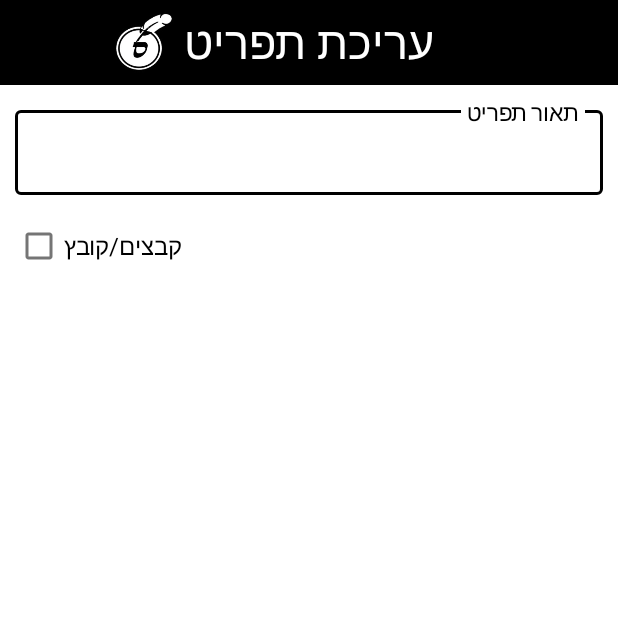
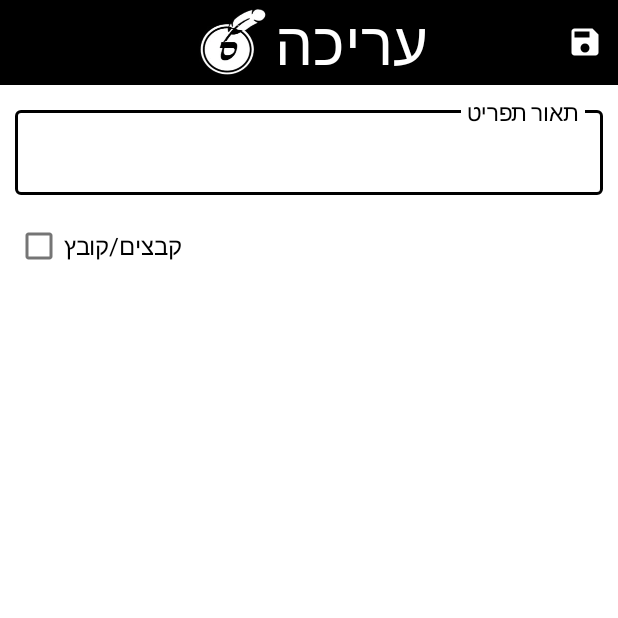
Before and after one commit to moresolutionsapp/soferStam, an Android app: the EditMenu screen opened directly, with no data from a screen before it, on a phone screen of 412 x 824 dp, the top half of it. Run offline under Robolectric (Android 15) with nearby library versions, the phone set to English and light mode, and no system bars.

Commit message:
design changing

```diff
--- a/app/src/main/java/com/yossimor/soferstam/DatabaseHelper.java
+++ b/app/src/main/java/com/yossimor/soferstam/DatabaseHelper.java
@@ -21,11 +21,13 @@ public class DatabaseHelper extends SQLiteOpenHelper {
     public static final String last_parent_id = "last_parent_id";
     public static final String last_tab_num = "last_tab_num";
     public static final String zoom_size = "zoom_size";
+    public static final String image_size = "image_size";
     // Creating table query
     private static final String CREATE_TABLE_control =
             "create table IF NOT EXISTS " + control +
                     "(" + last_parent_id + " int , "
                     + last_tab_num + " int ,"
+                    + image_size + " int ,"
                     + zoom_size + " numeric(4,9) " +
                     ");";
 
@@ -50,7 +52,7 @@ public class DatabaseHelper extends SQLiteOpenHelper {
                     "(" + _id + " INTEGER PRIMARY KEY AUTOINCREMENT , "
                     + parent_id + " int , "
                     + menu_desc + " text ,"
-                    + child_is_files + " int ,"
+                    + child_is_files + " int DEFAULT 1 ,"
                     + is_files + " int ,"
                     + page_no + " int " +
                     ");";
--- a/app/src/main/java/com/yossimor/soferstam/EditMenu.java
+++ b/app/src/main/java/com/yossimor/soferstam/EditMenu.java
@@ -68,7 +68,7 @@ public class EditMenu extends AppCompatActivity {
         Toolbar toolbar = findViewById(R.id.my_toolbar);
         TextView mTitle = toolbar.findViewById(R.id.toolbar_title);
         setSupportActionBar(toolbar);
-        mTitle.setText("עריכת תפריט");
+        mTitle.setText("עריכה");
         getSupportActionBar().setDisplayHomeAsUpEnabled(true); // enable the back button
         getSupportActionBar().setDisplayShowTitleEnabled(false);
 
--- a/app/src/main/java/com/yossimor/soferstam/MainActivity.java
+++ b/app/src/main/java/com/yossimor/soferstam/MainActivity.java
@@ -141,7 +141,7 @@ public class MainActivity extends AppCompatActivity {
         }
         else{
             getSupportActionBar().setDisplayHomeAsUpEnabled(true); // enable the back button
-            mTitle.setText(p_menuDesc);
+            mTitle.setText(p_menuDesc.trim());
             checkBox.setVisibility(View.INVISIBLE);
         }
         getSupportActionBar().setDisplayShowTitleEnabled(false);
--- a/app/src/main/res/drawable/ic_save_white_24dp.xml
+++ b/app/src/main/res/drawable/ic_save_white_24dp.xml
@@ -1,4 +1,4 @@
-<vector android:height="24dp" android:tint="#000000"
+<vector android:height="24dp" android:tint="#FFFFFF"
     android:viewportHeight="24.0" android:viewportWidth="24.0"
     android:width="24dp" xmlns:android="http://schemas.android.com/apk/res/android">
     <path android:fillColor="#FF000000" android:pathData="M17,3L5,3c-1.11,0 -2,0.9 -2,2v14c0,1.1 0.89,2 2,2h14c1.1,0 2,-0.9 2,-2L21,7l-4,-4zM12,19c-1.66,0 -3,-1.34 -3,-3s1.34,-3 3,-3 3,1.34 3,3 -1.34,3 -3,3zM15,9L5,9L5,5h10v4z"/>
--- /dev/null
+++ b/app/src/main/res/drawable/ic_text_size_24.xml
@@ -0,0 +1,5 @@
+<vector android:height="24dp" android:tint="#000000"
+    android:viewportHeight="24" android:viewportWidth="24"
+    android:width="24dp" xmlns:android="http://schemas.android.com/apk/res/android">
+    <path android:fillColor="@android:color/white" android:pathData="M9,4v3h5v12h3L17,7h5L22,4L9,4zM3,12h3v7h3v-7h3L12,9L3,9v3z"/>
+</vector>
--- a/app/src/main/res/layout/activity_main.xml
+++ b/app/src/main/res/layout/activity_main.xml
@@ -111,12 +111,15 @@
         android:layout_width="match_parent"
         android:layout_height="wrap_content"
         android:orientation="vertical"
+        style="@style/Menu_Style_TextView"
         android:layout_gravity="bottom">
         <com.google.android.material.bottomnavigation.BottomNavigationView
             android:id="@+id/bottomNavigationView"
             android:layout_width="match_parent"
             android:layout_height="wrap_content"
             app:labelVisibilityMode="labeled"
+            app:itemTextAppearanceInactive="@style/Menu_Style_TextView"
+            app:itemTextAppearanceActive="@style/Menu_Style_TextView"
             app:menu="@menu/load"
             android:layout_gravity="bottom"
             android:background="@color/light_gray"
--- a/app/src/main/res/layout/toolbar.xml
+++ b/app/src/main/res/layout/toolbar.xml
@@ -5,7 +5,6 @@
     android:layout_width="match_parent"
     android:layout_height="match_parent"
     android:orientation="vertical"
-    android:fitsSystemWindows="true"
     android:weightSum="100">
 
 
@@ -20,9 +19,42 @@
         android:theme="?attr/actionBarTheme"
         android:backgroundTint="@color/black"
         tools:layout_editor_absoluteX="1dp"
-        app:layout_constraintStart_toStartOf="parent"
-        app:layout_constraintTop_toTopOf="parent"
         android:fitsSystemWindows="true">
+
+
+
+
+
+
+
+
+        <LinearLayout
+            android:layout_width="wrap_content"
+            android:layout_height="56dp"
+            android:orientation="horizontal"
+            android:layout_gravity="center">
+
+
+            <ImageView
+                android:layout_width="56dp"
+                android:layout_height="56dp"
+                android:src="@drawable/logo"
+                android:contentDescription="image">
+            </ImageView>
+
+
+        <TextView
+            android:id="@+id/toolbar_title"
+            android:layout_width="wrap_content"
+            android:layout_height="wrap_content"
+            android:background="@color/black"
+            android:textColor="@color/white"
+            android:textSize="40sp"
+            style="@style/TextAppearance.AppCompat.Widget.ActionBar.Title"
+            android:fontFamily="@font/stam"
+            android:text="title"
+            android:layout_gravity="center" />
+        </LinearLayout>
 
 
         <LinearLayout
@@ -36,6 +68,7 @@
             <CheckBox
                 android:id="@+id/checkbox"
                 android:checked="false"
+                android:background="@color/white"
                 android:visibility="gone"
                 android:layout_width="wrap_content"
                 android:layout_height="wrap_content">
@@ -54,35 +87,6 @@
         </LinearLayout>
 
 
-        <LinearLayout
-            android:layout_width="wrap_content"
-            android:layout_height="48dp"
-            android:orientation="horizontal"
-            android:layout_gravity="center">
-
-
-
-
-
-        <TextView
-            android:id="@+id/toolbar_title"
-            android:layout_width="wrap_content"
-            android:layout_height="wrap_content"
-            android:background="@color/black"
-            android:textColor="@color/white"
-            android:textSize="30sp"
-            style="@style/TextAppearance.AppCompat.Widget.ActionBar.Title"
-            android:fontFamily="@font/stam"
-            android:text="title"
-            android:layout_gravity="center" />
-        </LinearLayout>
-
-        <ImageView
-            android:layout_width="48dp"
-            android:layout_height="48dp"
-            android:src="@drawable/logo">
-        </ImageView>
-
     </androidx.appcompat.widget.Toolbar>
 
 
--- a/app/src/main/res/values/styles.xml
+++ b/app/src/main/res/values/styles.xml
@@ -133,5 +133,10 @@
         <item name="android:buttonBarStyle">?android:attr/buttonBarStyle</item>
     </style>
 
+    <style name="Menu_Style_TextView">
+        <item name="android:textSize">12sp</item>
+        <item name="fontFamily">@font/stam</item>
+    </style>
+
 
 </resources>
```
Also changed, not shown: app/src/main/java/com/yossimor/soferstam/DBManager.java (+11 -0 lines), app/src/main/res/menu/load.xml (+10 -0 lines).
